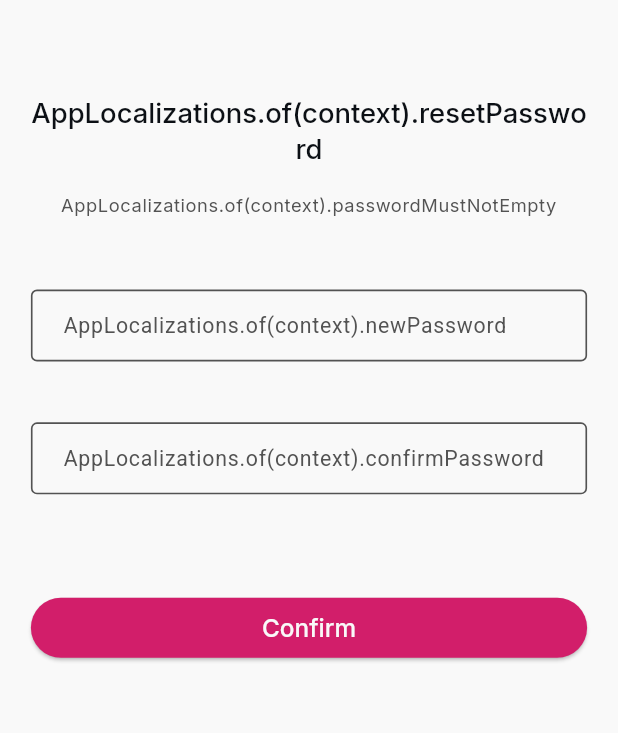
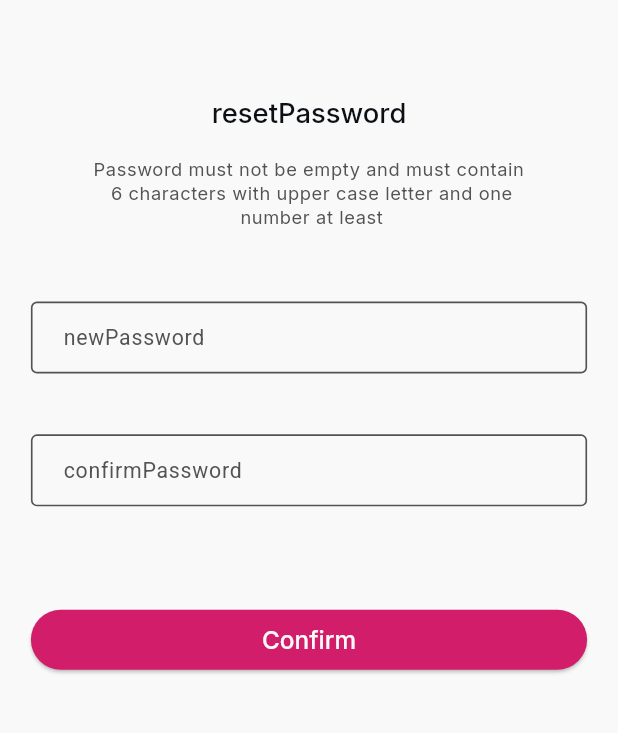
Before and after one commit to Bablu521/Elevate-Tracking-App, a Flutter app: the ResetPassword screen opened by its route, on a phone screen of 412 x 824 dp, the part 61-794 px from its top. Run offline on Flutter 3.47's test engine with Material 3 defaults, Android fonts, the phone set to English and light mode, and no system bars; our stand-ins replace bloc, dio, equatable, flutter_bloc, flutter_screenutil, flutter_secure_storage and 7 more; accounts and stored records are empty; generated files the repository leaves out were written again.

```diff
--- a/lib/core/router/app_router.dart
+++ b/lib/core/router/app_router.dart
@@ -2,7 +2,6 @@ import 'package:elevate_tracking_app/core/router/route_names.dart';
 import 'package:elevate_tracking_app/presentation/auth/forget_password/views/email_verification_view.dart';
 import 'package:flutter/material.dart';
 import 'package:go_router/go_router.dart';
-
 import '../../presentation/auth/forget_password/views/forget_password_view.dart';
 import '../../presentation/auth/forget_password/views/reset_password_view.dart';
 
--- a/lib/presentation/auth/forget_password/view_model/forget_password_view_model.dart
+++ b/lib/presentation/auth/forget_password/view_model/forget_password_view_model.dart
@@ -1,4 +1,3 @@
-// ignore: depend_on_referenced_packages
 import 'package:bloc/bloc.dart';
 import 'package:flutter/cupertino.dart';
 import 'package:injectable/injectable.dart';
--- a/lib/presentation/auth/forget_password/views/reset_password_view.dart
+++ b/lib/presentation/auth/forget_password/views/reset_password_view.dart
@@ -98,12 +98,12 @@ class _ResetPasswordState extends State<ResetPassword> {
                   SizedBox(height: 32.h),
                   Text(
                     textAlign: TextAlign.center,
-                    "AppLocalizations.of(context).resetPassword",
+                    AppLocalizations.of(context).resetPassword,
                     style: Theme.of(context).textTheme.headlineMedium,
                   ),
                   Text(
                     textAlign: TextAlign.center,
-                    "AppLocalizations.of(context).passwordMustNotEmpty",
+                    AppLocalizations.of(context).passwordMustNotEmpty,
                     style: Theme.of(
                       context,
                     ).textTheme.bodySmall!.copyWith(color: AppColors.gray),
@@ -114,9 +114,9 @@ class _ResetPasswordState extends State<ResetPassword> {
                     controller: _forgetPasswordViewModel.newPasswordController,
                     style: Theme.of(context).textTheme.bodySmall,
                     validator: Validations.validatePassword,
-                    decoration: const InputDecoration(
-                      labelText: "AppLocalizations.of(context).newPassword",
-                      hintText: "AppLocalizations.of(context).enterYourPassword",
+                    decoration:  InputDecoration(
+                      labelText: AppLocalizations.of(context).newPassword,
+                      hintText: AppLocalizations.of(context).enterYourPassword,
                     ),
                   ),
                   SizedBox(height: 8.h),
@@ -130,9 +130,9 @@ class _ResetPasswordState extends State<ResetPassword> {
                         _forgetPasswordViewModel.newPasswordController.text,
                       );
                     },
-                    decoration: const InputDecoration(
-                      labelText: "AppLocalizations.of(context).confirmPassword",
-                      hintText: "AppLocalizations.of(context).confirmPassword",
+                    decoration:  InputDecoration(
+                      labelText: AppLocalizations.of(context).confirmPassword,
+                      hintText: AppLocalizations.of(context).confirmPassword,
                     ),
                   ),
                   SizedBox(height: 32.h),
```
Also changed, not shown: lib/l10n/intl_en.arb (+6 -1 lines), lib/presentation/auth/forget_password/views/forget_password_view.dart (+16 -21 lines), 1 other file.
